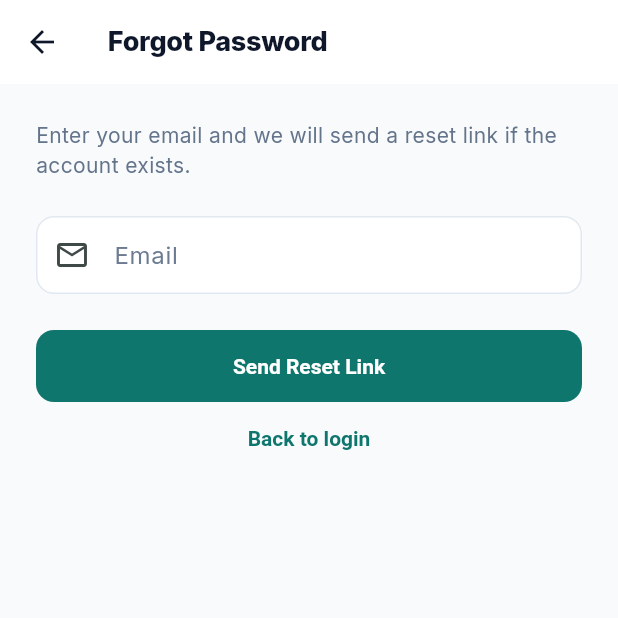
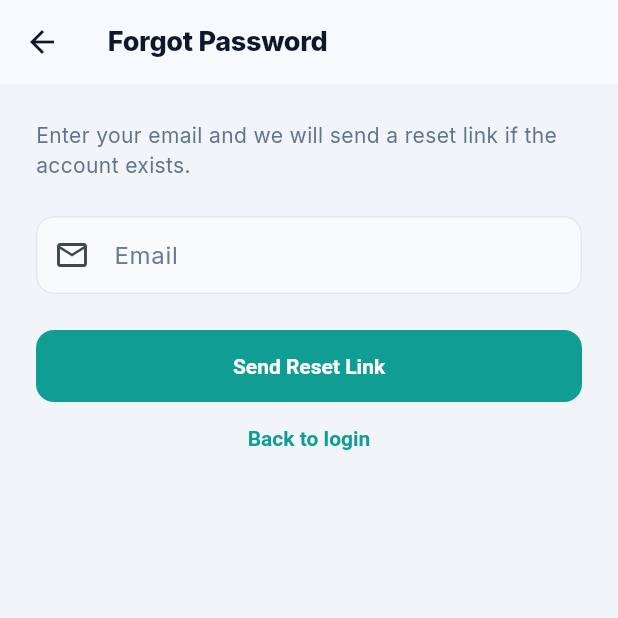
Before and after one commit to abdalla62/build-flow, a Flutter app: the screen it shows after launch, after a tap on "Forgot password?", on a phone screen of 412 x 824 dp, the top half of it. Run offline on Flutter 3.47's test engine with Material 3 defaults, Android fonts, the phone set to English and light mode, and no system bars; our stand-ins replace cookie_jar, dio, dio_cookie_manager, file_picker, fl_chart, flutter_riverpod and 7 more; missing offline and left inert: excel; network calls fail.

Commit message:
Align mobile app visual design with the web BuildFlow theme.
Match brand tokens, soft light dashboard overlays, solid cards, and drawer branding to the web UI.

Co-authored-by: Cursor <cursoragent@cursor.com>

```diff
--- a/mobile/lib/core/theme/app_theme.dart
+++ b/mobile/lib/core/theme/app_theme.dart
@@ -1,20 +1,42 @@
 import 'package:flutter/material.dart';
 import 'package:google_fonts/google_fonts.dart';
 
-/// BUILD FLOW brand colors (match web + design prompt).
+/// BUILD FLOW brand colors — aligned with web `tailwind.config.js` / `index.css`.
 class AppColors {
-  static const Color primary = Color(0xFF0F766E);
+  static const Color primary = Color(0xFF0F9D94);
+  static const Color primaryHover = Color(0xFF14B8A6);
   static const Color secondary = Color(0xFF14B8A6);
   static const Color accent = Color(0xFFF59E0B);
-  static const Color success = Color(0xFF22C55E);
-  static const Color danger = Color(0xFFEF4444);
-  static const Color lightBg = Color(0xFFF8FAFC);
+  static const Color success = Color(0xFF10B981);
+  static const Color danger = Color(0xFFE11D48);
+  static const Color lightBg = Color(0xFFF1F5F9);
+  static const Color card = Color(0xFFF8FAFC);
   static const Color darkNavy = Color(0xFF0F172A);
-  static const Color darkCard = Color(0xFF1E293B);
+  static const Color darkSecondary = Color(0xFF111827);
+  static const Color darkCard = Color(0xFF111827);
+  static const Color darkBorder = Color(0xFF1E293B);
+  static const Color textPrimary = Color(0xFF0F172A);
   static const Color textSecondary = Color(0xFF64748B);
+  static const Color darkMuted = Color(0xFF94A3B8);
   static const Color border = Color(0xFFE2E8F0);
   static const Color slate400 = Color(0xFF94A3B8);
   static const Color slate700 = Color(0xFF334155);
+
+  // Metric accents (web parity)
+  static const Color users = Color(0xFF2563EB);
+  static const Color usersBg = Color(0xFFEFF6FF);
+  static const Color projects = Color(0xFF0F9D94);
+  static const Color projectsBg = Color(0xFFECFDF5);
+  static const Color materials = Color(0xFF6366F1);
+  static const Color materialsBg = Color(0xFFEEF2FF);
+  static const Color suppliers = Color(0xFFF59E0B);
+  static const Color suppliersBg = Color(0xFFFFF7ED);
+  static const Color orders = Color(0xFF475569);
+  static const Color ordersBg = Color(0xFFF1F5F9);
+  static const Color deliveries = Color(0xFF10B981);
+  static const Color deliveriesBg = Color(0xFFECFDF5);
+  static const Color payments = Color(0xFFE11D48);
+  static const Color paymentsBg = Color(0xFFFFF1F2);
 }
 
 class AppTheme {
@@ -32,7 +54,7 @@ class AppTheme {
         secondary: AppColors.secondary,
         tertiary: AppColors.accent,
         error: AppColors.danger,
-        surface: Colors.white,
+        surface: AppColors.card,
         brightness: Brightness.light,
       ),
       scaffoldBackgroundColor: AppColors.lightBg,
@@ -46,8 +68,8 @@ class AppTheme {
       brightness: Brightness.dark,
       colorScheme: ColorScheme.fromSeed(
         seedColor: AppColors.primary,
-        primary: AppColors.secondary,
-        secondary: AppColors.accent,
+        primary: AppColors.primary,
+        secondary: AppColors.secondary,
         tertiary: AppColors.accent,
         error: AppColors.danger,
         surface: AppColors.darkCard,
@@ -60,26 +82,27 @@ class AppTheme {
 
   static ThemeData _apply(ThemeData base, {required bool dark}) {
     final text = GoogleFonts.interTextTheme(base.textTheme).apply(
-      bodyColor: dark ? Colors.white : AppColors.darkNavy,
-      displayColor: dark ? Colors.white : AppColors.darkNavy,
+      bodyColor: dark ? Colors.white : AppColors.textPrimary,
+      displayColor: dark ? Colors.white : AppColors.textPrimary,
     );
 
-    final fill = dark ? const Color(0xFF0B1220) : Colors.white;
-    final borderColor = dark ? AppColors.slate700 : AppColors.border;
+    final fill = dark ? AppColors.darkSecondary : AppColors.card;
+    final borderColor = dark ? AppColors.darkBorder : AppColors.border;
+    final surface = dark ? AppColors.darkCard : AppColors.card;
 
     return base.copyWith(
       textTheme: text,
       dividerColor: borderColor,
       appBarTheme: AppBarTheme(
-        backgroundColor: dark ? AppColors.darkCard.withValues(alpha: 0.92) : Colors.white,
-        foregroundColor: dark ? Colors.white : AppColors.darkNavy,
+        backgroundColor: surface.withValues(alpha: dark ? 0.94 : 0.92),
+        foregroundColor: dark ? Colors.white : AppColors.textPrimary,
         elevation: 0,
         scrolledUnderElevation: 0.5,
         centerTitle: false,
         surfaceTintColor: Colors.transparent,
         titleTextStyle: text.titleLarge?.copyWith(
           fontWeight: FontWeight.w800,
-          color: dark ? Colors.white : AppColors.darkNavy,
+          color: dark ? Colors.white : AppColors.textPrimary,
           fontSize: 18,
           letterSpacing: -0.2,
         ),
@@ -89,8 +112,8 @@ class AppTheme {
         surfaceTintColor: Colors.transparent,
       ),
       bottomNavigationBarTheme: BottomNavigationBarThemeData(
-        backgroundColor: dark ? AppColors.darkCard : Colors.white,
-        selectedItemColor: dark ? AppColors.secondary : AppColors.primary,
+        backgroundColor: surface,
+        selectedItemColor: AppColors.primary,
         unselectedItemColor: AppColors.slate400,
         type: BottomNavigationBarType.fixed,
         elevation: 8,
@@ -104,7 +127,7 @@ class AppTheme {
         ),
       ),
       cardTheme: CardThemeData(
-        color: dark ? AppColors.darkCard : Colors.white,
+        color: surface,
         elevation: 0,
         margin: EdgeInsets.zero,
         surfaceTintColor: Colors.transparent,
@@ -115,14 +138,14 @@ class AppTheme {
         ),
       ),
       dialogTheme: DialogThemeData(
-        backgroundColor: dark ? AppColors.darkCard : Colors.white,
+        backgroundColor: surface,
         surfaceTintColor: Colors.transparent,
         shape: RoundedRectangleBorder(
           borderRadius: BorderRadius.circular(radiusLg),
         ),
         titleTextStyle: text.titleLarge?.copyWith(
           fontWeight: FontWeight.w800,
-          color: dark ? Colors.white : AppColors.darkNavy,
+          color: dark ? Colors.white : AppColors.textPrimary,
         ),
       ),
       floatingActionButtonTheme: FloatingActionButtonThemeData(
@@ -151,7 +174,7 @@ class AppTheme {
         ),
         focusedBorder: OutlineInputBorder(
           borderRadius: BorderRadius.circular(radiusSm),
-          borderSide: const BorderSide(color: AppColors.secondary, width: 1.6),
+          borderSide: const BorderSide(color: AppColors.primary, width: 1.6),
         ),
         errorBorder: OutlineInputBorder(
           borderRadius: BorderRadius.circular(radiusSm),
@@ -175,7 +198,7 @@ class AppTheme {
       ),
       outlinedButtonTheme: OutlinedButtonThemeData(
         style: OutlinedButton.styleFrom(
-          foregroundColor: dark ? AppColors.secondary : AppColors.primary,
+          foregroundColor: AppColors.primary,
           minimumSize: const Size(48, 48),
           padding: const EdgeInsets.symmetric(horizontal: 16, vertical: 12),
           side: BorderSide(color: borderColor),
@@ -187,7 +210,7 @@ class AppTheme {
       ),
       textButtonTheme: TextButtonThemeData(
         style: TextButton.styleFrom(
-          foregroundColor: dark ? AppColors.secondary : AppColors.primary,
+          foregroundColor: AppColors.primary,
           textStyle: const TextStyle(fontWeight: FontWeight.w700),
         ),
       ),
@@ -209,7 +232,7 @@ class AppTheme {
         shape: RoundedRectangleBorder(
           borderRadius: BorderRadius.circular(radiusSm),
         ),
-        iconColor: dark ? AppColors.slate400 : AppColors.textSecondary,
+        iconColor: dark ? AppColors.darkMuted : AppColors.textSecondary,
       ),
     );
   }
--- a/mobile/lib/features/auth/login_screen.dart
+++ b/mobile/lib/features/auth/login_screen.dart
@@ -77,7 +77,7 @@ class _LoginScreenState extends ConsumerState<LoginScreen> {
                 colors: [
                   Color(0xCC020617),
                   Color(0xB30F172A),
-                  Color(0x990F766E),
+                  Color(0x990F9D94),
                 ],
               ),
             ),
```
Also changed, not shown: mobile/lib/features/dashboard/dashboard_screen.dart (+103 -108 lines), mobile/lib/features/shell/app_shell.dart (+13 -8 lines).
